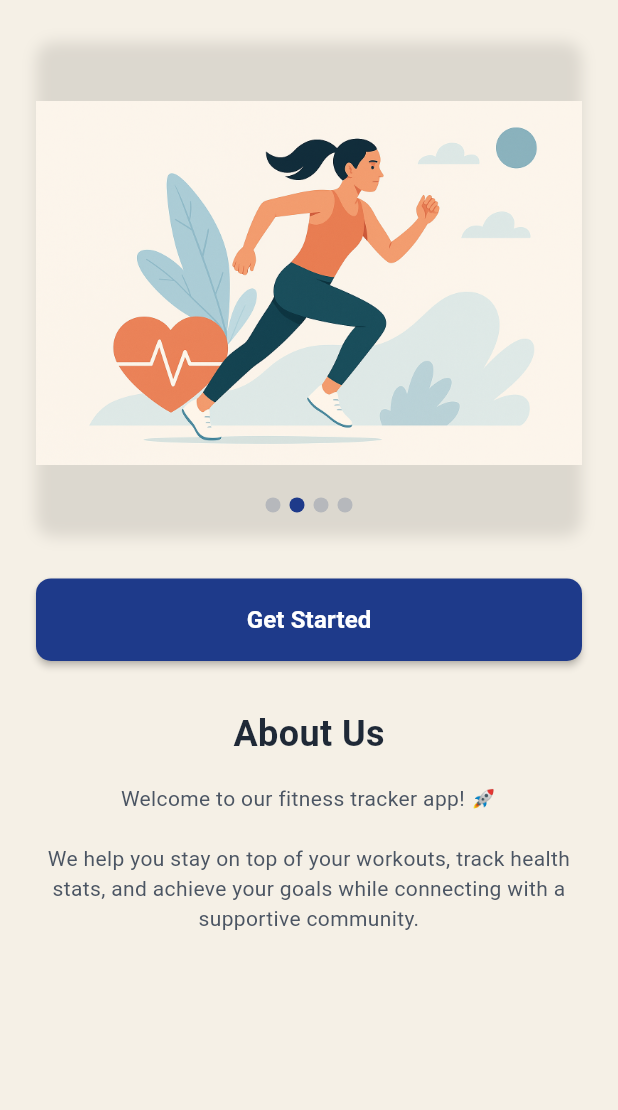
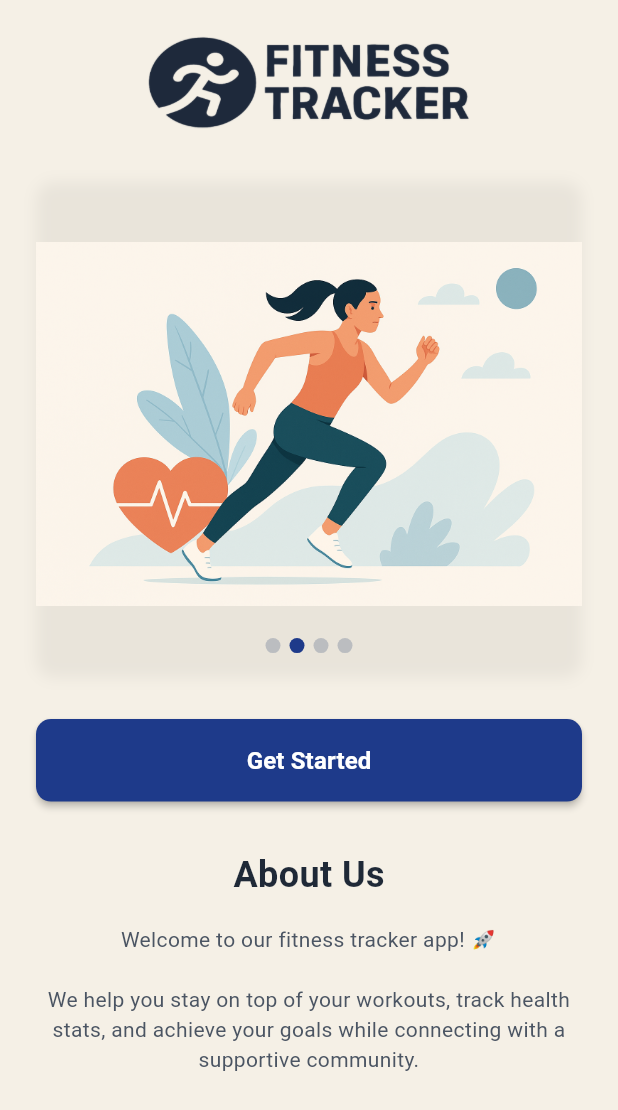
Before and after one commit to Ahmed-Amer01/fitness_tracker_flutter, a Flutter app: the screen it shows after launch, on a phone screen of 412 x 824 dp. Shown: the top 1110 px of the screen. Run offline on Flutter 3.47's test engine with Material 3 defaults, Android fonts, the light colour scheme and no system bars; our stand-ins replace animated_text_kit, fl_chart, fluttertoast, image_picker, shared_preferences; accounts and stored records are empty.

Commit message:
add logo to welcome screen

```diff
--- a/lib/screens/welcome_screen.dart
+++ b/lib/screens/welcome_screen.dart
@@ -79,6 +79,24 @@ Widget build(BuildContext context) {
             child: Column(
               crossAxisAlignment: CrossAxisAlignment.stretch,
               children: [
+                // Logo Section
+                Image.asset(
+                  'assets/images/fitnessLogo.png',
+                  fit: BoxFit.contain,
+                  width: screenWidth * 0.3,
+                  height: screenWidth * 0.15,
+                  color: Theme.of(context).appBarTheme.iconTheme?.color,
+                  errorBuilder: (context, error, stackTrace) {
+                    debugPrint('Error loading fitnessLogo.png: $error\n$stackTrace');
+                    return Icon(
+                      Icons.image_not_supported,
+                      color: Theme.of(context).appBarTheme.iconTheme?.color,
+                      size: screenWidth * 0.1,
+                    );
+                  },
+                ),
+                SizedBox(height: isSmallScreen ? 24 : 32),
+
                 // Image Slider Section (take ~40% of screen height)
                 SizedBox(
                   height: screenHeight * 0.4,
@@ -87,7 +105,7 @@ Widget build(BuildContext context) {
                       borderRadius: BorderRadius.circular(12),
                       boxShadow: [
                         BoxShadow(
-                        color: Colors.black.withOpacity(0.1),
+                        color: Colors.black.withOpacity(0.05),
                           blurRadius: 8,
                         offset: Offset(0, 4),
                         ),
@@ -206,12 +224,11 @@ Widget build(BuildContext context) {
     );
   }
 
-
   // Image widget to display actual assets, flexible for any dimensions
   Widget _buildImage(int index, BoxConstraints constraints) {
     return Image.asset(
       _images[index],
-      fit: BoxFit.contain, // Preserves aspect ratio, fits within bounds
+      fit: BoxFit.contain,
       width: constraints.maxWidth,
       height: constraints.maxHeight,
       errorBuilder: (context, error, stackTrace) {
```
Lines whose indentation alone changed are shown as unchanged.
